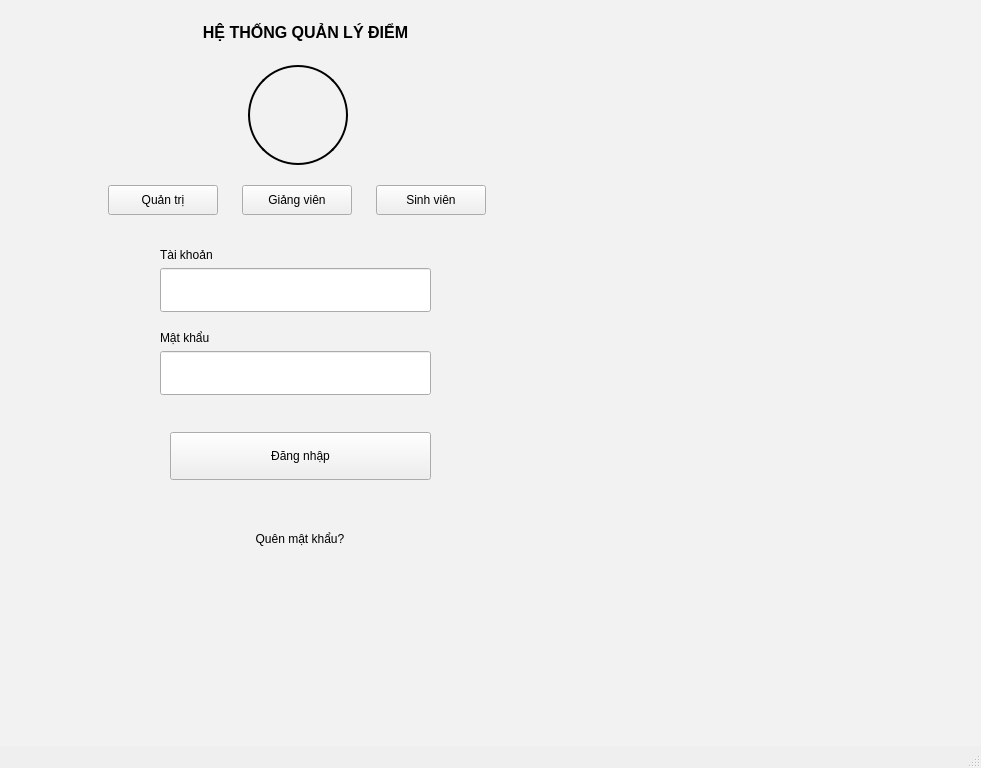
Old version of the form ui/admin/login.ui in the repository ddvinhh05/QLDiemHeDaiHoc.
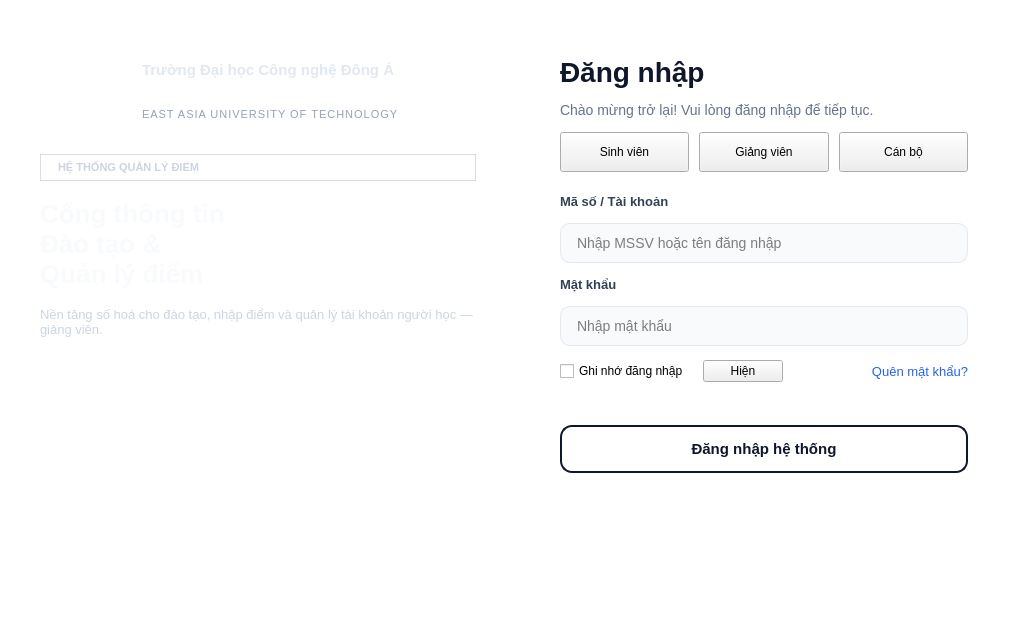
New version of the form. Icons and pictures are not drawn.

```diff
--- a/ui/admin/login.ui
+++ b/ui/admin/login.ui
@@ -6,222 +6,459 @@
    <rect>
     <x>0</x>
     <y>0</y>
-    <width>981</width>
-    <height>768</height>
+    <width>1024</width>
+    <height>640</height>
    </rect>
   </property>
+  <property name="minimumSize">
+   <size>
+    <width>920</width>
+    <height>560</height>
+   </size>
+  </property>
   <property name="windowTitle">
    <string>Đăng nhập</string>
   </property>
   <widget class="QWidget" name="centralwidget">
    <property name="styleSheet">
-    <string notr="true">#centralwidget { background-color: #f2f2f2; }</string>
+    <string notr="true">#centralwidget { background-color: #ffffff; }</string>
    </property>
-   <widget class="QLabel" name="label">
-    <property name="geometry">
-     <rect>
-      <x>170</x>
-      <y>12</y>
-      <width>271</width>
-      <height>41</height>
-     </rect>
+   <layout class="QHBoxLayout" name="rootLoginLayout">
+    <property name="spacing">
+     <number>0</number>
     </property>
-    <property name="font">
-     <font>
-      <pointsize>12</pointsize>
-      <weight>75</weight>
-      <bold>true</bold>
-     </font>
+    <property name="leftMargin">
+     <number>0</number>
     </property>
-    <property name="text">
-     <string>HỆ THỐNG QUẢN LÝ ĐIỂM</string>
+    <property name="topMargin">
+     <number>0</number>
     </property>
-    <property name="alignment">
-     <set>Qt::AlignCenter</set>
+    <property name="rightMargin">
+     <number>0</number>
     </property>
-   </widget>
-   <widget class="QLabel" name="label_2">
-    <property name="geometry">
-     <rect>
-      <x>248</x>
-      <y>65</y>
-      <width>100</width>
-      <height>100</height>
-     </rect>
-    </property>
-    <property name="minimumSize">
-     <size>
-      <width>100</width>
-      <height>100</height>
-     </size>
-    </property>
-    <property name="maximumSize">
-     <size>
-      <width>100</width>
-      <height>100</height>
-     </size>
-    </property>
-    <property name="styleSheet">
-     <string notr="true">border: 2px solid black; border-radius: 50px;</string>
-    </property>
-    <property name="text">
-     <string/>
-    </property>
-    <property name="pixmap">
-     <pixmap>../../logo.png</pixmap>
-    </property>
-    <property name="scaledContents">
-     <bool>true</bool>
-    </property>
-    <property name="indent">
+    <property name="bottomMargin">
      <number>0</number>
     </property>
-   </widget>
-   <widget class="QPushButton" name="btnQuanTri">
-    <property name="geometry">
-     <rect>
-      <x>108</x>
-      <y>185</y>
-      <width>110</width>
-      <height>30</height>
-     </rect>
-    </property>
-    <property name="text">
-     <string>Quản trị</string>
-    </property>
-   </widget>
-   <widget class="QPushButton" name="btnGiangVien">
-    <property name="geometry">
-     <rect>
-      <x>242</x>
-      <y>185</y>
-      <width>110</width>
-      <height>30</height>
-     </rect>
-    </property>
-    <property name="text">
-     <string>Giảng viên</string>
-    </property>
-   </widget>
-   <widget class="QPushButton" name="btnSinhVien">
-    <property name="geometry">
-     <rect>
-      <x>376</x>
-      <y>185</y>
-      <width>110</width>
-      <height>30</height>
-     </rect>
-    </property>
-    <property name="text">
-     <string>Sinh viên</string>
-    </property>
-   </widget>
-   <widget class="QLabel" name="label_4">
-    <property name="geometry">
-     <rect>
-      <x>160</x>
-      <y>245</y>
-      <width>90</width>
-      <height>20</height>
-     </rect>
-    </property>
-    <property name="text">
-     <string>Tài khoản</string>
-    </property>
-   </widget>
-   <widget class="QLineEdit" name="txtTaiKhoan">
-    <property name="geometry">
-     <rect>
-      <x>160</x>
-      <y>268</y>
-      <width>271</width>
-      <height>44</height>
-     </rect>
-    </property>
-   </widget>
-   <widget class="QLabel" name="label_5">
-    <property name="geometry">
-     <rect>
-      <x>160</x>
-      <y>328</y>
-      <width>90</width>
-      <height>20</height>
-     </rect>
-    </property>
-    <property name="text">
-     <string>Mật khẩu</string>
-    </property>
-   </widget>
-   <widget class="QLineEdit" name="txtMatKhau">
-    <property name="geometry">
-     <rect>
-      <x>160</x>
-      <y>351</y>
-      <width>271</width>
-      <height>44</height>
-     </rect>
-    </property>
-    <property name="echoMode">
-     <enum>QLineEdit::Password</enum>
-    </property>
-   </widget>
-   <widget class="QLabel" name="lblTrangThai">
-    <property name="geometry">
-     <rect>
-      <x>160</x>
-      <y>402</y>
-      <width>271</width>
-      <height>22</height>
-     </rect>
-    </property>
-    <property name="text">
-     <string/>
-    </property>
-    <property name="alignment">
-     <set>Qt::AlignCenter</set>
-    </property>
-   </widget>
-   <widget class="QPushButton" name="btnDangNhap">
-    <property name="geometry">
-     <rect>
-      <x>170</x>
-      <y>432</y>
-      <width>261</width>
-      <height>48</height>
-     </rect>
-    </property>
-    <property name="text">
-     <string>Đăng nhập</string>
-    </property>
-   </widget>
-   <widget class="QLabel" name="label_3">
-    <property name="geometry">
-     <rect>
-      <x>240</x>
-      <y>530</y>
-      <width>120</width>
-      <height>18</height>
-     </rect>
-    </property>
-    <property name="text">
-     <string>Quên mật khẩu?</string>
-    </property>
-    <property name="alignment">
-     <set>Qt::AlignCenter</set>
-    </property>
-   </widget>
+    <item>
+     <widget class="QFrame" name="leftBranding">
+      <property name="minimumSize">
+       <size>
+        <width>440</width>
+        <height>0</height>
+       </size>
+      </property>
+      <property name="styleSheet">
+       <string notr="true">#leftBranding {
+  background-color: transparent;
+  border: none;
+}
+#lblUniNameVi { color: #e2e8f0; font-size: 15px; font-weight: 700; }
+#lblUniNameEn { color: #94a3b8; font-size: 11px; letter-spacing: 1px; }
+#lblBrandBadge {
+  color: #cbd5e1;
+  background-color: rgba(255,255,255,0.08);
+  border: 1px solid rgba(148,163,184,0.35);
+  border-radius: 20px;
+  padding: 6px 14px;
+  font-size: 11px;
+  font-weight: 600;
+}
+#lblBrandTitle { color: #f8fafc; font-size: 26px; font-weight: 700; }
+#lblBrandSub { color: #cbd5e1; font-size: 13px; line-height: 1.5; }
+#lblLogoLeft {
+  background-color: rgba(255,255,255,0.96);
+  border-radius: 14px;
+  border: 1px solid rgba(255,255,255,0.35);
+}</string>
+      </property>
+      <layout class="QVBoxLayout" name="leftVBox">
+       <property name="spacing">
+        <number>18</number>
+       </property>
+       <property name="leftMargin">
+        <number>40</number>
+       </property>
+       <property name="topMargin">
+        <number>48</number>
+       </property>
+       <property name="rightMargin">
+        <number>36</number>
+       </property>
+       <property name="bottomMargin">
+        <number>40</number>
+       </property>
+       <item>
+        <layout class="QHBoxLayout" name="logoTitleRow">
+         <property name="spacing">
+          <number>14</number>
+         </property>
+         <item>
+          <widget class="QLabel" name="lblLogoLeft">
+           <property name="minimumSize">
+            <size>
+             <width>88</width>
+             <height>88</height>
+            </size>
+           </property>
+           <property name="maximumSize">
+            <size>
+             <width>88</width>
+             <height>88</height>
+            </size>
+           </property>
+           <property name="text">
+            <string/>
+           </property>
+           <property name="scaledContents">
+            <bool>true</bool>
+           </property>
+          </widget>
+         </item>
+         <item>
+          <layout class="QVBoxLayout" name="uniNamesCol">
+           <property name="spacing">
+            <number>2</number>
+           </property>
+           <item>
+            <widget class="QLabel" name="lblUniNameVi">
+             <property name="text">
+              <string>Trường Đại học Công nghệ Đông Á</string>
+             </property>
+            </widget>
+           </item>
+           <item>
+            <widget class="QLabel" name="lblUniNameEn">
+             <property name="text">
+              <string>EAST ASIA UNIVERSITY OF TECHNOLOGY</string>
+             </property>
+            </widget>
+           </item>
+          </layout>
+         </item>
+         <item>
+          <spacer name="leftLogoSpacer">
+           <property name="orientation">
+            <enum>Qt::Horizontal</enum>
+           </property>
+           <property name="sizeHint" stdset="0">
+            <size>
+             <width>40</width>
+             <height>20</height>
+            </size>
+           </property>
+          </spacer>
+         </item>
+        </layout>
+       </item>
+       <item>
+        <widget class="QLabel" name="lblBrandBadge">
+         <property name="text">
+          <string>HỆ THỐNG QUẢN LÝ ĐIỂM</string>
+         </property>
+         <property name="alignment">
+          <set>Qt::AlignLeading|Qt::AlignLeft|Qt::AlignVCenter</set>
+         </property>
+        </widget>
+       </item>
+       <item>
+        <widget class="QLabel" name="lblBrandTitle">
+         <property name="text">
+          <string>Cổng thông tin
+Đào tạo &amp;
+Quản lý điểm</string>
+         </property>
+        </widget>
+       </item>
+       <item>
+        <widget class="QLabel" name="lblBrandSub">
+         <property name="text">
+          <string>Nền tảng số hoá cho đào tạo, nhập điểm và quản lý tài khoản người học — giảng viên.</string>
+         </property>
+         <property name="wordWrap">
+          <bool>true</bool>
+         </property>
+        </widget>
+       </item>
+       <item>
+        <spacer name="leftBottomSpacer">
+         <property name="orientation">
+          <enum>Qt::Vertical</enum>
+         </property>
+         <property name="sizeHint" stdset="0">
+          <size>
+           <width>20</width>
+           <height>40</height>
+          </size>
+         </property>
+        </spacer>
+       </item>
+      </layout>
+     </widget>
+    </item>
+    <item>
+     <widget class="QFrame" name="rightForm">
+      <property name="minimumSize">
+       <size>
+        <width>420</width>
+        <height>0</height>
+       </size>
+      </property>
+      <property name="styleSheet">
+       <string notr="true">#rightForm { background-color: #ffffff; border: none; }
+#lblLoginTitle { font-size: 28px; font-weight: 700; color: #0f172a; }
+#lblLoginSubtitle { font-size: 14px; color: #64748b; }
+#label_4, #label_5 { font-size: 13px; font-weight: 600; color: #334155; }
+#txtTaiKhoan, #txtMatKhau {
+  border: 1px solid #e2e8f0;
+  border-radius: 10px;
+  padding: 10px 14px;
+  font-size: 14px;
+  background: #f8fafc;
+}
+#txtTaiKhoan:focus, #txtMatKhau:focus {
+  border-color: #1d3d71;
+  background: #ffffff;
+}
+#btnDangNhap {
+  background-color: #ffffff;
+  color: #0f172a;
+  border: 2px solid #0f172a;
+  border-radius: 12px;
+  padding: 12px;
+  font-size: 15px;
+  font-weight: 600;
+}
+#btnDangNhap:hover { background-color: #f1f5f9; }
+#label_3 { color: #2563eb; font-size: 13px; }
+#lblTrangThai { font-size: 13px; }</string>
+      </property>
+      <layout class="QVBoxLayout" name="rightVBox">
+       <property name="spacing">
+        <number>14</number>
+       </property>
+       <property name="leftMargin">
+        <number>48</number>
+       </property>
+       <property name="topMargin">
+        <number>56</number>
+       </property>
+       <property name="rightMargin">
+        <number>56</number>
+       </property>
+       <property name="bottomMargin">
+        <number>48</number>
+       </property>
+       <item>
+        <widget class="QLabel" name="lblLoginTitle">
+         <property name="text">
+          <string>Đăng nhập</string>
+         </property>
+        </widget>
+       </item>
+       <item>
+        <widget class="QLabel" name="lblLoginSubtitle">
+         <property name="text">
+          <string>Chào mừng trở lại! Vui lòng đăng nhập để tiếp tục.</string>
+         </property>
+         <property name="wordWrap">
+          <bool>true</bool>
+         </property>
+        </widget>
+       </item>
+       <item>
+        <layout class="QHBoxLayout" name="roleRow">
+         <property name="spacing">
+          <number>10</number>
+         </property>
+         <item>
+          <widget class="QPushButton" name="btnSinhVien">
+           <property name="minimumSize">
+            <size>
+             <width>0</width>
+             <height>40</height>
+            </size>
+           </property>
+           <property name="text">
+            <string>Sinh viên</string>
+           </property>
+          </widget>
+         </item>
+         <item>
+          <widget class="QPushButton" name="btnGiangVien">
+           <property name="minimumSize">
+            <size>
+             <width>0</width>
+             <height>40</height>
+            </size>
+           </property>
+           <property name="text">
+            <string>Giảng viên</string>
+           </property>
+          </widget>
+         </item>
+         <item>
+          <widget class="QPushButton" name="btnQuanTri">
+           <property name="minimumSize">
+            <size>
+             <width>0</width>
+             <height>40</height>
+            </size>
+           </property>
+           <property name="text">
+            <string>Cán bộ</string>
+           </property>
+          </widget>
+         </item>
+        </layout>
+       </item>
+       <item>
+        <spacer name="formTinySpacer">
+         <property name="orientation">
+          <enum>Qt::Vertical</enum>
+         </property>
+         <property name="sizeType">
+          <enum>QSizePolicy::Fixed</enum>
+         </property>
+         <property name="sizeHint" stdset="0">
+          <size>
+           <width>20</width>
+           <height>8</height>
+          </size>
+         </property>
+        </spacer>
+       </item>
+       <item>
+        <widget class="QLabel" name="label_4">
+         <property name="text">
+          <string>Mã số / Tài khoản</string>
+         </property>
+        </widget>
+       </item>
+       <item>
+        <widget class="QLineEdit" name="txtTaiKhoan">
+         <property name="placeholderText">
+          <string>Nhập MSSV hoặc tên đăng nhập</string>
+         </property>
+        </widget>
+       </item>
+       <item>
+        <widget class="QLabel" name="label_5">
+         <property name="text">
+          <string>Mật khẩu</string>
+         </property>
+        </widget>
+       </item>
+       <item>
+        <layout class="QHBoxLayout" name="passwordRow">
+         <property name="spacing">
+          <number>8</number>
+         </property>
+         <item>
+          <widget class="QLineEdit" name="txtMatKhau">
+           <property name="echoMode">
+            <enum>QLineEdit::Password</enum>
+           </property>
+           <property name="placeholderText">
+            <string>Nhập mật khẩu</string>
+           </property>
+          </widget>
+         </item>
+        </layout>
+       </item>
+       <item>
+        <layout class="QHBoxLayout" name="rememberRow">
+         <item>
+          <widget class="QCheckBox" name="chkGhiNho">
+           <property name="text">
+            <string>Ghi nhớ đăng nhập</string>
+           </property>
+          </widget>
+         </item>
+         <item>
+          <widget class="QPushButton" name="btnToggleMatKhau">
+           <property name="minimumSize">
+            <size>
+             <width>72</width>
+             <height>0</height>
+            </size>
+           </property>
+           <property name="toolTip">
+            <string>Hiện / ẩn mật khẩu</string>
+           </property>
+           <property name="text">
+            <string>Hiện</string>
+           </property>
+           <property name="checkable">
+            <bool>true</bool>
+           </property>
+          </widget>
+         </item>
+         <item>
+          <spacer name="rememberSpacer">
+           <property name="orientation">
+            <enum>Qt::Horizontal</enum>
+           </property>
+           <property name="sizeHint" stdset="0">
+            <size>
+             <width>40</width>
+             <height>20</height>
+            </size>
+           </property>
+          </spacer>
+         </item>
+         <item>
+          <widget class="QLabel" name="label_3">
+           <property name="text">
+            <string>Quên mật khẩu?</string>
+           </property>
+           <property name="alignment">
+            <set>Qt::AlignRight|Qt::AlignTrailing|Qt::AlignVCenter</set>
+           </property>
+          </widget>
+         </item>
+        </layout>
+       </item>
+       <item>
+        <widget class="QLabel" name="lblTrangThai">
+         <property name="text">
+          <string/>
+         </property>
+         <property name="alignment">
+          <set>Qt::AlignCenter</set>
+         </property>
+        </widget>
+       </item>
+       <item>
+        <widget class="QPushButton" name="btnDangNhap">
+         <property name="minimumSize">
+          <size>
+           <width>0</width>
+           <height>48</height>
+          </size>
+         </property>
+         <property name="text">
+          <string>Đăng nhập hệ thống</string>
+         </property>
+        </widget>
+       </item>
+       <item>
+        <spacer name="rightFormBottomSpacer">
+         <property name="orientation">
+          <enum>Qt::Vertical</enum>
+         </property>
+         <property name="sizeHint" stdset="0">
+          <size>
+           <width>20</width>
+           <height>10</height>
+          </size>
+         </property>
+        </spacer>
+       </item>
+      </layout>
+     </widget>
+    </item>
+   </layout>
   </widget>
-  <widget class="QMenuBar" name="menubar">
-   <property name="geometry">
-    <rect>
-     <x>0</x>
-     <y>0</y>
-     <width>981</width>
-     <height>26</height>
-    </rect>
-   </property>
-  </widget>
-  <widget class="QStatusBar" name="statusbar"/>
  </widget>
  <resources/>
  <connections/>
```
Left out of the diff: 2 changed lines with no effect on the pictures.
